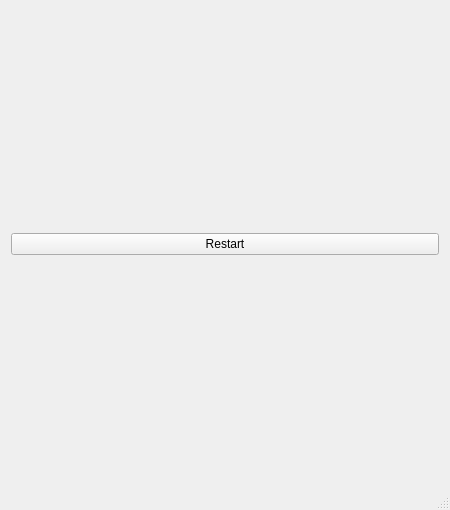
Quirtel/Fifteen, file mainwindow.ui: the form before one commit.
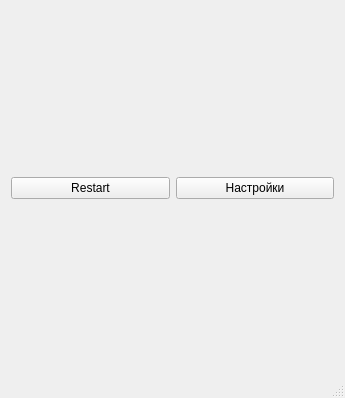
The form after the commit.

What changed in the file:
```diff
--- a/mainwindow.ui
+++ b/mainwindow.ui
@@ -9,8 +9,8 @@
    <rect>
     <x>0</x>
     <y>0</y>
-    <width>450</width>
-    <height>510</height>
+    <width>345</width>
+    <height>398</height>
    </rect>
   </property>
   <property name="sizePolicy">
@@ -21,14 +21,14 @@
   </property>
   <property name="minimumSize">
    <size>
-    <width>450</width>
-    <height>510</height>
+    <width>345</width>
+    <height>398</height>
    </size>
   </property>
   <property name="maximumSize">
    <size>
-    <width>450</width>
-    <height>510</height>
+    <width>345</width>
+    <height>398</height>
    </size>
   </property>
   <property name="windowTitle">
@@ -37,14 +37,29 @@
   <widget class="QWidget" name="centralWidget">
    <layout class="QGridLayout" name="gridLayout_2">
     <item row="0" column="0">
+     <layout class="QVBoxLayout" name="verticalLayout">
+      <item>
      <layout class="QGridLayout" name="gridLayout"/>
     </item>
-    <item row="1" column="0">
+      <item>
+       <layout class="QHBoxLayout" name="horizontalLayout">
+        <item>
      <widget class="QPushButton" name="pushButton">
       <property name="text">
        <string>Restart</string>
       </property>
      </widget>
+        </item>
+        <item>
+         <widget class="QPushButton" name="pushButton_settings">
+          <property name="text">
+           <string>Настройки</string>
+          </property>
+         </widget>
+        </item>
+       </layout>
+      </item>
+     </layout>
     </item>
    </layout>
   </widget>
```
Lines whose indentation alone changed are shown as unchanged.
